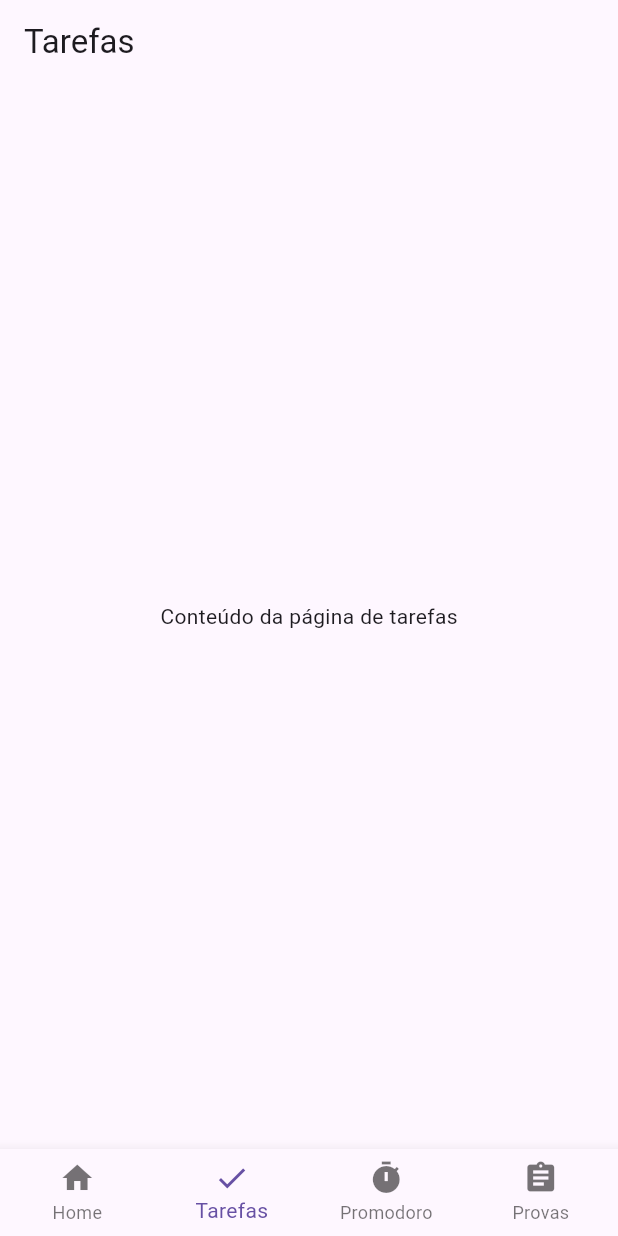
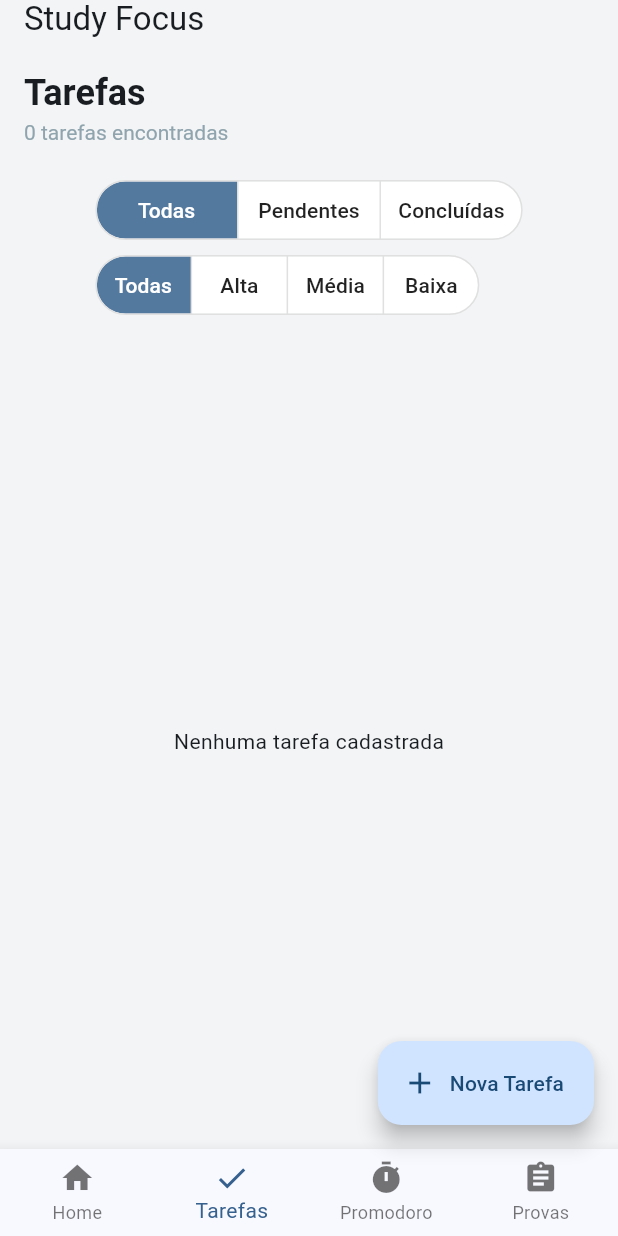
Before and after one commit to Thiago-Augustim/ProjetoAppMobile, a Flutter app: the screen it shows after launch, item 2 of the bottom bar chosen, on a phone screen of 412 x 824 dp. Run offline on Flutter 3.47's test engine with Material 3 defaults, Android fonts, the phone set to English and light mode, and no system bars.

Commit message:
Estruturação da pagina de tarefas com filtros e padronização de cor de fundo das telas

```diff
--- /dev/null
+++ b/lib/core/app_routes.dart
@@ -0,0 +1,8 @@
+abstract final class AppRoutes {
+  static const home = '/';
+  static const tarefas = '/tarefas';
+  static const promodoro = '/promodoro';
+  static const provas = '/provas';
+
+  static const all = [home, tarefas, promodoro, provas];
+}
--- /dev/null
+++ b/lib/core/app_theme.dart
@@ -0,0 +1,18 @@
+import 'package:flutter/material.dart';
+
+abstract final class AppColors {
+  static const background = Color(0xFFF2F4F6);
+}
+
+class AppTheme {
+  const AppTheme._();
+
+  static ThemeData light() {
+    return ThemeData(
+      colorScheme: ColorScheme.fromSeed(seedColor: Colors.blue),
+      scaffoldBackgroundColor: AppColors.background,
+      visualDensity: VisualDensity.adaptivePlatformDensity,
+      useMaterial3: true,
+    );
+  }
+}
--- a/lib/main.dart
+++ b/lib/main.dart
@@ -1,29 +1,30 @@
 import 'package:flutter/material.dart';
+
+import 'core/app_routes.dart';
+import 'core/app_theme.dart';
 import 'pages/home_page.dart';
 import 'pages/provas_page.dart';
 import 'pages/promodoro_page.dart';
 import 'pages/tarefas_page.dart';
 
 void main() {
-  runApp(StudyApp());
+  runApp(const StudyApp());
 }
 
 class StudyApp extends StatelessWidget {
+  const StudyApp({super.key});
 
   @override
   Widget build(BuildContext context) {
     return MaterialApp(
       title: 'App Estudos',
       debugShowCheckedModeBanner: false,
-      theme: ThemeData(
-        primarySwatch: Colors.blue,
-        visualDensity: VisualDensity.adaptivePlatformDensity,
-      ),
+      theme: AppTheme.light(),
       routes: {
-        '/': (_) => const HomePage(),
-        '/tarefas': (_) => const TarefasPage(),
-        '/promodoro': (_) => const PromodoroPage(),
-        '/provas': (_) => const ProvasPage(),
+        AppRoutes.home: (_) => const HomePage(),
+        AppRoutes.tarefas: (_) => const TarefasPage(),
+        AppRoutes.promodoro: (_) => const PromodoroPage(),
+        AppRoutes.provas: (_) => const ProvasPage(),
       },
     );
   }
--- /dev/null
+++ b/lib/models/tarefa.dart
@@ -0,0 +1,15 @@
+enum Prioridade { alta, media, baixa }
+
+class Tarefa {
+  Tarefa({
+    required this.titulo,
+    required this.materia,
+    required this.prioridade,
+    this.concluida = false,
+  });
+
+  final String titulo;
+  final String materia;
+  final Prioridade prioridade;
+  bool concluida;
+}
--- a/lib/pages/tarefas_page.dart
+++ b/lib/pages/tarefas_page.dart
@@ -1,21 +1,138 @@
 import 'package:flutter/material.dart';
+
+import '../models/tarefa.dart';
 import '../widgets/app_bottom_navigation_bar.dart';
+import '../widgets/app_header.dart';
+import '../widgets/tarefa_card.dart';
+import '../widgets/tarefa_filters.dart';
+import '../widgets/nova_tarefa_dialog.dart';
 
 class TarefasPage extends StatefulWidget {
   const TarefasPage({super.key});
+
   @override
-  _TarefasPageState createState() => _TarefasPageState();
+  State<TarefasPage> createState() => _TarefasPageState();
 }
 
 class _TarefasPageState extends State<TarefasPage> {
+  final List<Tarefa> _tarefas = [];
+  FiltroStatus _filtroStatus = FiltroStatus.todas;
+  FiltroPrioridade _filtroPrioridade = FiltroPrioridade.todas;
+
+  Future<void> _adicionarTarefa() async {
+    final tarefa = await showDialog<Tarefa>(
+      context: context,
+      builder: (_) => const NovaTarefaDialog(),
+    );
+
+    if (tarefa != null && mounted) {
+      setState(() {
+        _tarefas.add(tarefa);
+      });
+    }
+  }
+
+  void _alternarStatus(Tarefa tarefa, bool? concluida) {
+    setState(() {
+      tarefa.concluida = concluida ?? false;
+    });
+  }
+
+  String get _resumoTarefasEncontradas {
+    final quantidade = _tarefasFiltradas.length;
+    final textoTarefa = quantidade == 1 ? 'tarefa' : 'tarefas';
+
+    return '$quantidade $textoTarefa encontradas';
+  }
+
+  List<Tarefa> get _tarefasFiltradas {
+    return _tarefas.where((tarefa) {
+      final correspondeAoStatus = switch (_filtroStatus) {
+        FiltroStatus.todas => true,
+        FiltroStatus.pendentes => !tarefa.concluida,
+        FiltroStatus.concluidas => tarefa.concluida,
+      };
+      final correspondeAPrioridade = switch (_filtroPrioridade) {
+        FiltroPrioridade.todas => true,
+        FiltroPrioridade.alta => tarefa.prioridade == Prioridade.alta,
+        FiltroPrioridade.media => tarefa.prioridade == Prioridade.media,
+        FiltroPrioridade.baixa => tarefa.prioridade == Prioridade.baixa,
+      };
+
+      return correspondeAoStatus && correspondeAPrioridade;
+    }).toList();
+  }
+
   @override
   Widget build(BuildContext context) {
     return Scaffold(
-      appBar: AppBar(
-        title: Text('Tarefas'),
+      appBar: AppHeader(title: 'Tarefas', subtitle: _resumoTarefasEncontradas),
+      body: Column(
+        children: [
+          const SizedBox(height: 20),
+          TarefaFilters(
+            status: _filtroStatus,
+            prioridade: _filtroPrioridade,
+            onStatusChanged: (status) {
+              setState(() {
+                _filtroStatus = status;
+              });
+            },
+            onPrioridadeChanged: (prioridade) {
+              setState(() {
+                _filtroPrioridade = prioridade;
+              });
+            },
+          ),
+          const SizedBox(height: 8),
+          Expanded(
+            child: _tarefas.isEmpty
+                ? const Center(child: Text('Nenhuma tarefa cadastrada'))
+                : _tarefasFiltradas.isEmpty
+                ? const Center(child: Text('Nenhuma tarefa encontrada'))
+                : ListView.builder(
+                    padding: const EdgeInsets.fromLTRB(16, 0, 16, 96),
+                    itemCount: _tarefasFiltradas.length,
+                    itemBuilder: (context, index) {
+                      final tarefa = _tarefasFiltradas[index];
+
+                      return Dismissible(
+                        key: ObjectKey(tarefa),
+                        direction: DismissDirection.endToStart,
+                        background: Container(
+                          alignment: Alignment.centerRight,
+                          margin: const EdgeInsets.only(bottom: 12),
+                          padding: const EdgeInsets.only(right: 24),
+                          decoration: BoxDecoration(
+                            color: Colors.red,
+                            borderRadius: BorderRadius.circular(8),
+                          ),
+                          child: const Icon(
+                            Icons.delete_forever,
+                            color: Colors.white,
+                          ),
+                        ),
+                        onDismissed: (_) {
+                          setState(() {
+                            _tarefas.remove(tarefa);
+                          });
+                        },
+                        child: TarefaCard(
+                          tarefa: tarefa,
+                          onStatusChanged: (value) =>
+                              _alternarStatus(tarefa, value),
+                        ),
+                      );
+                    },
+                  ),
+          ),
+        ],
       ),
-      body: Center(
-        child: Text('Conteúdo da página de tarefas'),
+      floatingActionButton: FloatingActionButton.extended(
+        onPressed: _adicionarTarefa,
+        tooltip: 'Adicionar tarefa',
+        icon: const Icon(Icons.add),
+        label: const Text('Nova Tarefa'),
       ),
       bottomNavigationBar: const AppBottomNavigationBar(currentIndex: 1),
     );
--- a/lib/widgets/app_bottom_navigation_bar.dart
+++ b/lib/widgets/app_bottom_navigation_bar.dart
@@ -1,10 +1,9 @@
 import 'package:flutter/material.dart';
 
+import '../core/app_routes.dart';
+
 class AppBottomNavigationBar extends StatelessWidget {
-  const AppBottomNavigationBar({
-    required this.currentIndex,
-    super.key,
-  });
+  const AppBottomNavigationBar({required this.currentIndex, super.key});
 
   final int currentIndex;
 
@@ -18,32 +17,13 @@ class AppBottomNavigationBar extends StatelessWidget {
           return;
         }
 
-        final routes = [
-          '/',
-          '/tarefas',
-          '/promodoro',
-          '/provas',
-        ];
-
-        Navigator.pushReplacementNamed(context, routes[index]);
+        Navigator.pushReplacementNamed(context, AppRoutes.all[index]);
       },
       items: const [
-        BottomNavigationBarItem(
-          icon: Icon(Icons.home),
-          label: 'Home',
-        ),
-        BottomNavigationBarItem(
-          icon: Icon(Icons.check),
-          label: 'Tarefas',
-        ),
-        BottomNavigationBarItem(
-          icon: Icon(Icons.timer),
-          label: 'Promodoro',
-        ),
-        BottomNavigationBarItem(
-          icon: Icon(Icons.assignment),
-          label: 'Provas',
-        ),
+        BottomNavigationBarItem(icon: Icon(Icons.home), label: 'Home'),
+        BottomNavigationBarItem(icon: Icon(Icons.check), label: 'Tarefas'),
+        BottomNavigationBarItem(icon: Icon(Icons.timer), label: 'Promodoro'),
+        BottomNavigationBarItem(icon: Icon(Icons.assignment), label: 'Provas'),
       ],
     );
   }
--- /dev/null
+++ b/lib/widgets/app_header.dart
@@ -0,0 +1,40 @@
+import 'package:flutter/material.dart';
+
+class AppHeader extends StatelessWidget implements PreferredSizeWidget {
+  const AppHeader({required this.title, this.subtitle, super.key});
+
+  final String title;
+  final String? subtitle;
+
+  @override
+  Size get preferredSize => const Size.fromHeight(96);
+
+  @override
+  Widget build(BuildContext context) {
+    return AppBar(
+      toolbarHeight: preferredSize.height,
+      elevation: 0,
+      backgroundColor: Colors.transparent,
+      surfaceTintColor: Colors.transparent,
+      title: Column(
+        crossAxisAlignment: CrossAxisAlignment.start,
+        mainAxisAlignment: MainAxisAlignment.center,
+        children: [
+          const Text('Study Focus'),
+          const SizedBox(height: 20),
+          Text(
+            title,
+            style: const TextStyle(fontSize: 24, fontWeight: FontWeight.bold),
+          ),
+          if (subtitle != null) ...[
+            const SizedBox(height: 2),
+            Text(
+              subtitle!,
+              style: TextStyle(color: Colors.blueGrey.shade300, fontSize: 14),
+            ),
+          ],
+        ],
+      ),
+    );
+  }
+}
--- /dev/null
+++ b/lib/widgets/tarefa_filters.dart
@@ -0,0 +1,98 @@
+import 'package:flutter/material.dart';
+
+enum FiltroStatus { todas, pendentes, concluidas }
+
+enum FiltroPrioridade { todas, alta, media, baixa }
+
+class TarefaFilters extends StatelessWidget {
+  const TarefaFilters({
+    required this.status,
+    required this.prioridade,
+    required this.onStatusChanged,
+    required this.onPrioridadeChanged,
+    super.key,
+  });
+
+  final FiltroStatus status;
+  final FiltroPrioridade prioridade;
+  final ValueChanged<FiltroStatus> onStatusChanged;
+  final ValueChanged<FiltroPrioridade> onPrioridadeChanged;
+
+  @override
+  Widget build(BuildContext context) {
+    return Column(
+      crossAxisAlignment: CrossAxisAlignment.start,
+      children: [
+        _SegmentedFilter<FiltroStatus>(
+          selected: status,
+          segments: const [
+            ButtonSegment(value: FiltroStatus.todas, label: Text('Todas')),
+            ButtonSegment(
+              value: FiltroStatus.pendentes,
+              label: Text('Pendentes'),
+            ),
+            ButtonSegment(
+              value: FiltroStatus.concluidas,
+              label: Text('Concluídas'),
+            ),
+          ],
+          onChanged: onStatusChanged,
+        ),
+        const SizedBox(height: 2),
+        _SegmentedFilter<FiltroPrioridade>(
+          selected: prioridade,
+          segments: const [
+            ButtonSegment(value: FiltroPrioridade.todas, label: Text('Todas')),
+            ButtonSegment(value: FiltroPrioridade.alta, label: Text('Alta')),
+            ButtonSegment(value: FiltroPrioridade.media, label: Text('Média')),
+            ButtonSegment(value: FiltroPrioridade.baixa, label: Text('Baixa')),
+          ],
+          onChanged: onPrioridadeChanged,
+        ),
+      ],
+    );
+  }
+}
+
+class _SegmentedFilter<T> extends StatelessWidget {
+  const _SegmentedFilter({
+    required this.selected,
+    required this.segments,
+    required this.onChanged,
+  });
+
+  final T selected;
+  final List<ButtonSegment<T>> segments;
+  final ValueChanged<T> onChanged;
+
+  @override
+  Widget build(BuildContext context) {
+    return SingleChildScrollView(
+      scrollDirection: Axis.horizontal,
+      padding: const EdgeInsets.symmetric(horizontal: 16),
+      child: SegmentedButton<T>(
+        showSelectedIcon: false,
+        style: ButtonStyle(
+          backgroundColor: WidgetStateProperty.resolveWith((states) {
+            return states.contains(WidgetState.selected)
+                ? Color.lerp(
+                    Theme.of(context).colorScheme.primary,
+                    Colors.white,
+                    0.15,
+                  )!
+                : Colors.white;
+          }),
+          foregroundColor: WidgetStateProperty.resolveWith((states) {
+            return states.contains(WidgetState.selected)
+                ? Colors.white
+                : Colors.black87;
+          }),
+          side: WidgetStatePropertyAll(BorderSide(color: Colors.grey.shade300)),
+        ),
+        segments: segments,
+        selected: {selected},
+        onSelectionChanged: (selection) => onChanged(selection.first),
+      ),
+    );
+  }
+}
```
Also changed, not shown: lib/pages/home_page.dart (+4 -6 lines), lib/pages/promodoro_page.dart (+4 -6 lines), lib/pages/provas_page.dart (+4 -6 lines), lib/widgets/nova_tarefa_dialog.dart (added, +117 -0 lines), lib/widgets/tarefa_card.dart (added, +123 -0 lines).
